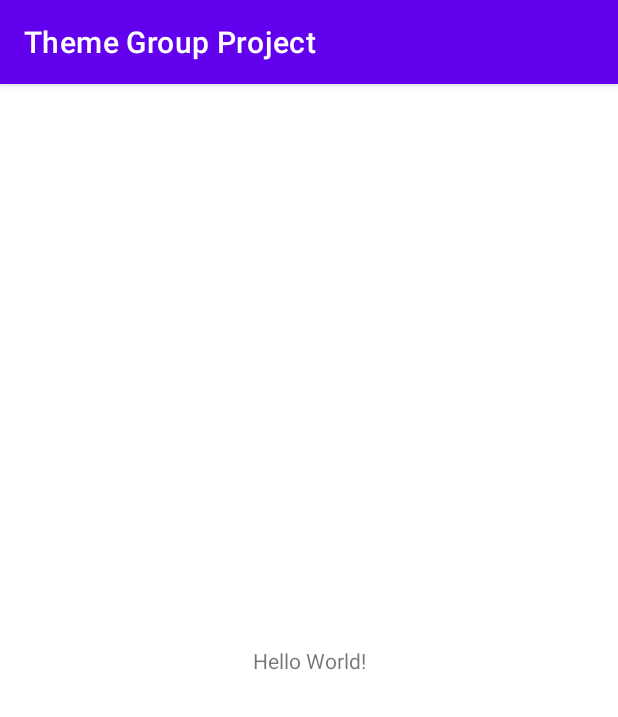
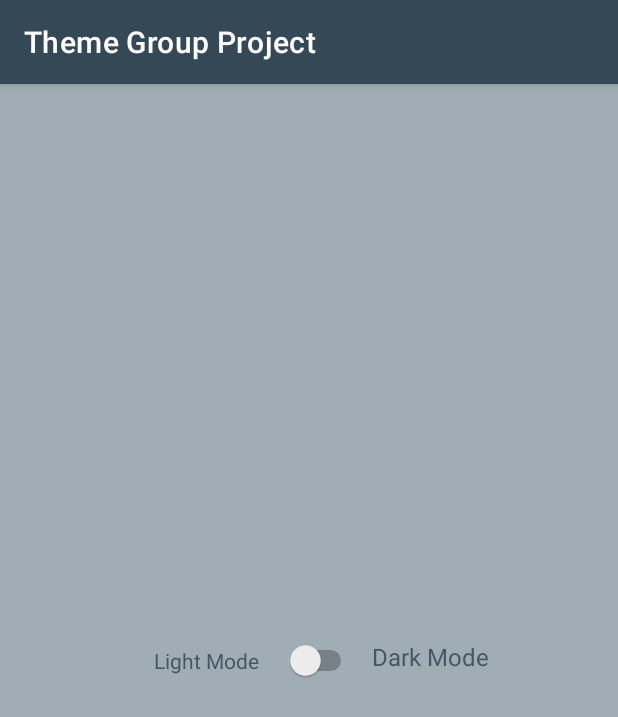
Before and after one commit to musickevan1/ThemeGroupProject, an Android app: the screen it shows after launch (MainActivity), on a phone screen of 412 x 824 dp. Shown: the top 717 px of the screen. Run offline under Robolectric (Android 15) with nearby library versions, the phone set to English and light mode, and no system bars.

Commit message:
We got the theme swap ready

```diff
--- a/app/src/main/java/com/example/themegroupproject/MainActivity.java
+++ b/app/src/main/java/com/example/themegroupproject/MainActivity.java
@@ -2,13 +2,43 @@ package com.example.themegroupproject;
 
 import androidx.appcompat.app.AppCompatActivity;
 
+import android.graphics.Color;
 import android.os.Bundle;
+import android.view.View;
+import android.widget.Switch;
+import android.widget.TextView;
 
 public class MainActivity extends AppCompatActivity {
-
+    Switch themeTog;
+    TextView textView;
+    View backGrnd;
     @Override
     protected void onCreate(Bundle savedInstanceState) {
         super.onCreate(savedInstanceState);
         setContentView(R.layout.activity_main);
+        backGrnd = (View) findViewById(R.id.canvas);
+        themeTog = (Switch) findViewById(R.id.modeSwitch);
+        themeTog.setOnClickListener(changeTheme);
+        textView = (TextView) findViewById(R.id.textView);
+
     }
+    View.OnClickListener changeTheme = new View.OnClickListener() {
+
+        @Override
+        public void onClick(View view) {
+            if (themeTog.isChecked() == true)
+            {
+                backGrnd.setBackgroundColor(Color.rgb(74,101,114));
+                textView.setTextColor(Color.rgb(240,166,54));
+                themeTog.setTextColor(Color.rgb(240,166,54));
+
+            }
+            else if (themeTog.isChecked() == false)
+            {
+                backGrnd.setBackgroundColor(Color.rgb(160,173,180));
+                textView.setTextColor(Color.rgb(69,89,101));
+                themeTog.setTextColor(Color.rgb(69,89,101));
+            }
+        }
+    };
 }
--- a/app/src/main/res/layout/activity_main.xml
+++ b/app/src/main/res/layout/activity_main.xml
@@ -1,18 +1,39 @@
 <?xml version="1.0" encoding="utf-8"?>
 <androidx.constraintlayout.widget.ConstraintLayout xmlns:android="http://schemas.android.com/apk/res/android"
+    android:id="@+id/canvas"
     xmlns:app="http://schemas.android.com/apk/res-auto"
     xmlns:tools="http://schemas.android.com/tools"
     android:layout_width="match_parent"
     android:layout_height="match_parent"
+    android:animationCache="true"
+    android:theme="@style/Theme.ThemeGroupProject"
+    android:background="#a0adb4"
     tools:context=".MainActivity">
 
-    <TextView
-        android:layout_width="wrap_content"
-        android:layout_height="wrap_content"
-        android:text="Hello World!"
+    <Switch
+        android:id="@+id/modeSwitch"
+        android:layout_width="135dp"
+        android:layout_height="21dp"
+        android:text="Light Mode"
         app:layout_constraintBottom_toBottomOf="parent"
         app:layout_constraintEnd_toEndOf="parent"
+        app:layout_constraintHorizontal_bias="0.37"
         app:layout_constraintStart_toStartOf="parent"
+        android:textColor="#445863"
         app:layout_constraintTop_toTopOf="parent" />
 
+    <TextView
+        android:id="@+id/textView"
+        android:layout_width="97dp"
+        android:layout_height="27dp"
+        android:text="Dark Mode"
+        android:textAlignment="center"
+        android:textColor="#445863"
+        android:textSize="16sp"
+        app:layout_constraintBottom_toBottomOf="@+id/modeSwitch"
+        app:layout_constraintEnd_toEndOf="parent"
+        app:layout_constraintHorizontal_bias="0.0"
+        app:layout_constraintStart_toEndOf="@+id/modeSwitch"
+        app:layout_constraintTop_toTopOf="@+id/modeSwitch"
+        app:layout_constraintVertical_bias="0.0" />
 </androidx.constraintlayout.widget.ConstraintLayout>
--- a/app/src/main/res/values/themes.xml
+++ b/app/src/main/res/values/themes.xml
@@ -2,15 +2,15 @@
     <!-- Base application theme. -->
     <style name="Theme.ThemeGroupProject" parent="Theme.MaterialComponents.DayNight.DarkActionBar">
         <!-- Primary brand color. -->
-        <item name="colorPrimary">@color/purple_500</item>
-        <item name="colorPrimaryVariant">@color/purple_700</item>
-        <item name="colorOnPrimary">@color/white</item>
+        <item name="colorPrimary">#344955</item>
+        <item name="colorPrimaryVariant">#232f34</item>
+        <item name="colorOnPrimary">#000000</item>
         <!-- Secondary brand color. -->
-        <item name="colorSecondary">@color/teal_200</item>
-        <item name="colorSecondaryVariant">@color/teal_700</item>
-        <item name="colorOnSecondary">@color/black</item>
+        <item name="colorSecondary">#f9aa33</item>
+        <item name="colorSecondaryVariant">#0c9cfc</item>
+        <item name="colorOnSecondary">#FFFFFF</item>
         <!-- Status bar color. -->
-        <item name="android:statusBarColor">?attr/colorPrimaryVariant</item>
+        <item name="android:statusBarColor">#232f34</item>
         <!-- Customize your theme here. -->
     </style>
 </resources>
```
